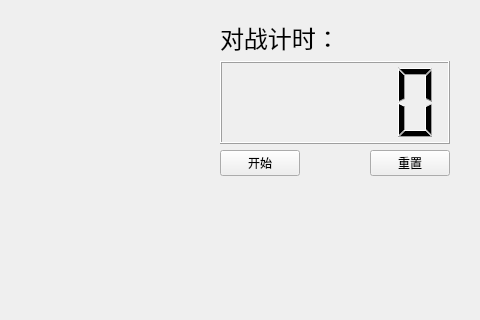
Qt form ChessBoard.ui (XMuli/ChineseChess) before a commit; both pictures show x 676 to 1156 and y 0 to 320 of the 1156 by 940 pixel window.
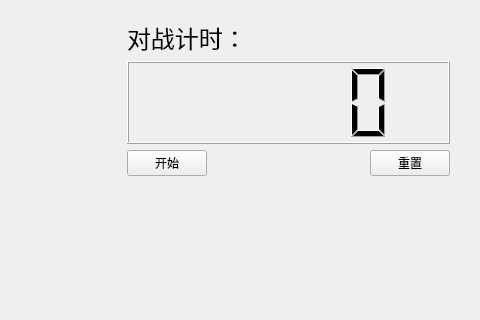
The same form after that commit. Icons and pictures are not drawn.

Commit message: 重写paintEvent，调整ui设计，使得游戏主部件可以随窗口大小改变；添加鼠标点按处同绘图采用的真实坐标转换的函数，使得鼠标点按事件能够正常处理

```diff
--- a/ChessBoard.ui
+++ b/ChessBoard.ui
@@ -30,17 +30,11 @@
     <item>
      <widget class="QLabel" name="label">
       <property name="sizePolicy">
-       <sizepolicy hsizetype="Minimum" vsizetype="Minimum">
+       <sizepolicy hsizetype="Expanding" vsizetype="Preferred">
         <horstretch>0</horstretch>
         <verstretch>0</verstretch>
        </sizepolicy>
       </property>
-      <property name="minimumSize">
-       <size>
-        <width>860</width>
-        <height>0</height>
-       </size>
-      </property>
       <property name="text">
        <string/>
       </property>
@@ -49,8 +43,27 @@
       </property>
      </widget>
     </item>
+    <item>
+     <spacer name="horizontalSpacer_3">
+      <property name="orientation">
+       <enum>Qt::Horizontal</enum>
+      </property>
+      <property name="sizeHint" stdset="0">
+       <size>
+        <width>40</width>
+        <height>20</height>
+       </size>
+      </property>
+     </spacer>
+    </item>
     <item>
      <widget class="QWidget" name="verticalWidget" native="true">
+      <property name="sizePolicy">
+       <sizepolicy hsizetype="Preferred" vsizetype="Preferred">
+        <horstretch>0</horstretch>
+        <verstretch>0</verstretch>
+       </sizepolicy>
+      </property>
       <property name="styleSheet">
        <string notr="true">#verticalWidget{
 border-image: url(:/images/b.jpg);
```
The commit also changes 3 other files.
